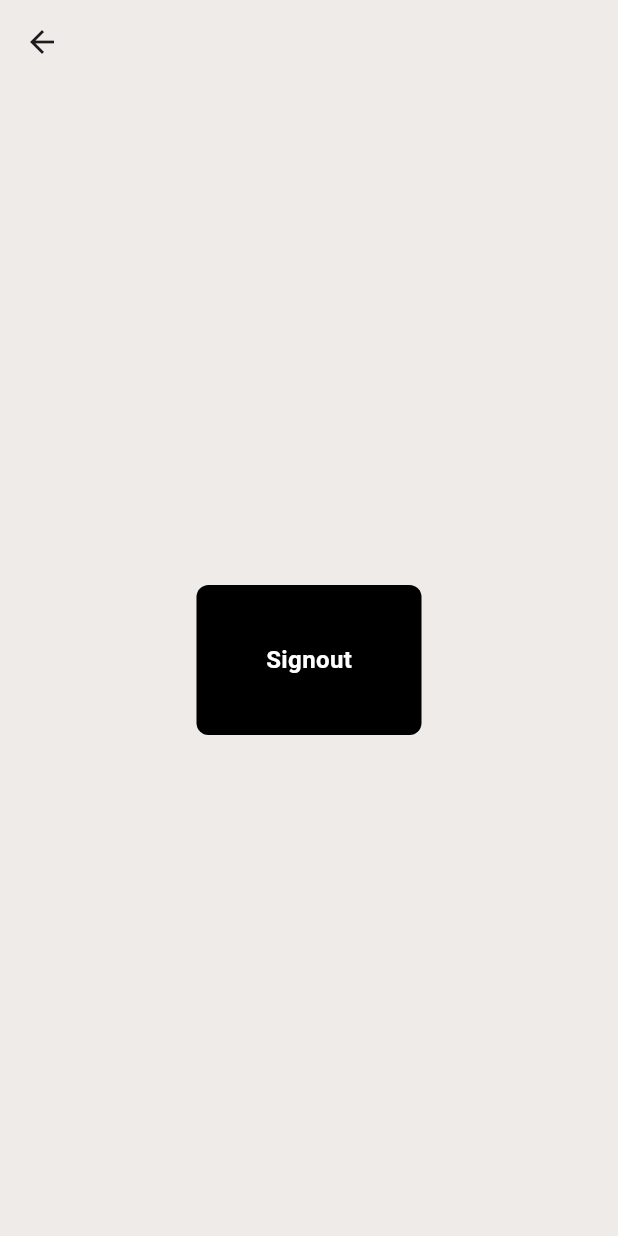
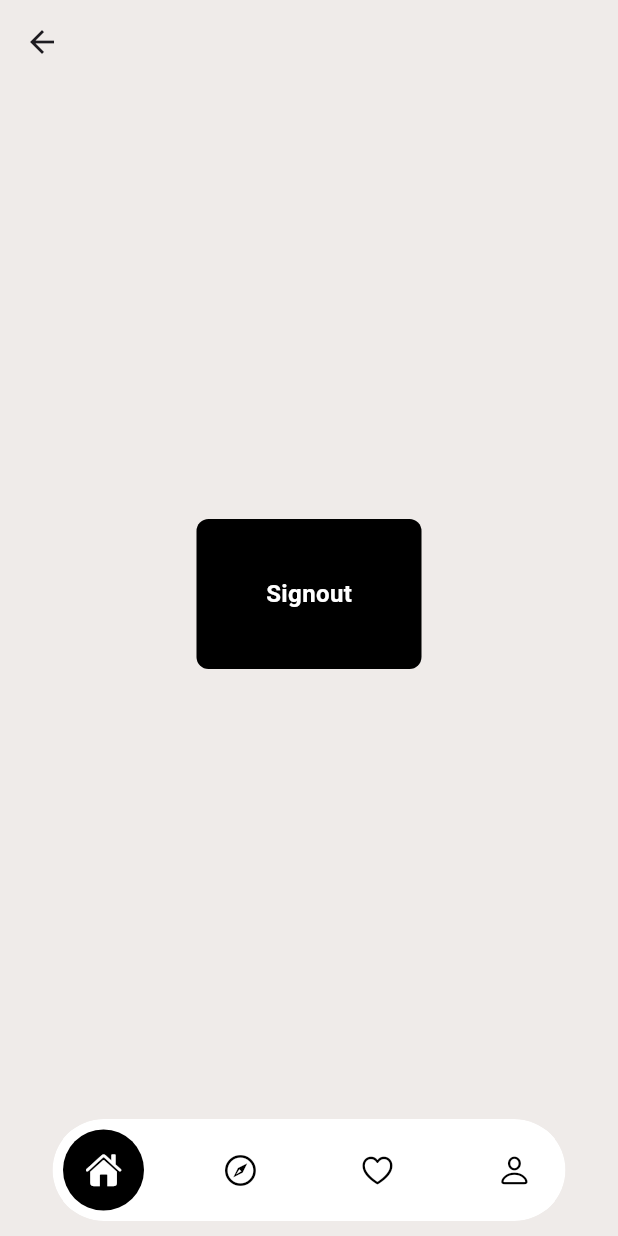
Before and after one commit to tavkeer/tazee, a Flutter app: the HomePage screen opened directly, on a phone screen of 412 x 824 dp. Run offline on Flutter 3.47's test engine with Material 2 defaults, Android fonts, the phone set to English and light mode, and no system bars; drawn by our look-alikes of google_nav_bar; our stand-ins replace firebase_auth, firebase_core, get, google_fonts, google_sign_in, lottie; accounts and stored records are empty; network calls fail.

```diff
--- a/lib/controllers/email_signin_controller.dart
+++ b/lib/controllers/email_signin_controller.dart
@@ -46,7 +46,9 @@ class EmailSignController extends GetxController {
   @override
   void onReady() {
     super.onReady();
-    (loginStatus()) ? Get.off(const HomePage()) : Get.off(loginStatus());
+    (loginStatus())
+        ? Get.off(() => const HomePage())
+        : Get.off(() => const LoginPage());
   }
 
   //keeping user signned in
--- a/lib/export_screens.dart
+++ b/lib/export_screens.dart
@@ -15,7 +15,9 @@ export 'package:tazee/views/login/components/my_button.dart';
 export 'package:tazee/views/login/components/my_textfield.dart';
 export 'package:tazee/views/login/components/square_tile.dart';
 export 'package:tazee/views/home_page/home_page.dart';
+export 'package:google_nav_bar/google_nav_bar.dart';
 export 'package:tazee/widgets/forgot_password.dart';
 export 'package:tazee/widgets/divider_with_middletext.dart';
 export 'package:tazee/widgets/toggle_signup.dart';
 export 'package:flutter/services.dart';
+export 'package:tazee/widgets/floating_bottom_navbar.dart';
--- a/lib/main.dart
+++ b/lib/main.dart
@@ -38,8 +38,6 @@ class MyApp extends StatelessWidget {
         appBarTheme: const AppBarTheme(
           backgroundColor: Color(0xFFEFEBE9),
         ),
-
-        // fontFamily: GoogleFonts.gloriaHallelujah().fontFamily,
       ),
       home: const LoginPage(),
     );
--- a/lib/views/home_page/home_page.dart
+++ b/lib/views/home_page/home_page.dart
@@ -5,8 +5,14 @@ class HomePage extends StatelessWidget {
 
   @override
   Widget build(BuildContext context) {
+    //google sign in controller
     GoogleSignController googleSignController = Get.put(GoogleSignController());
+
+    //email sign in controller
     EmailSignController emailSignController = Get.put(EmailSignController());
+
+    // final double height = MediaQuery.of(context).size.height;
+    final double width = MediaQuery.of(context).size.width;
     return Scaffold(
       appBar: AppBar(
         systemOverlayStyle: const SystemUiOverlayStyle(
@@ -15,6 +21,7 @@ class HomePage extends StatelessWidget {
         ),
         backgroundColor: const Color(0xFFEFEBE9),
       ),
+      bottomNavigationBar: FloatingBottomNavBar(width: width),
       body: Center(
         child: SizedBox(
           height: 100,
--- /dev/null
+++ b/lib/widgets/floating_bottom_navbar.dart
@@ -0,0 +1,58 @@
+import 'package:flutter/cupertino.dart';
+import 'package:tazee/export_screens.dart';
+
+class FloatingBottomNavBar extends StatelessWidget {
+  const FloatingBottomNavBar({
+    super.key,
+    required this.width,
+  });
+
+  final double width;
+
+  @override
+  Widget build(BuildContext context) {
+    return Padding(
+      padding: const EdgeInsets.symmetric(horizontal: 35, vertical: 10),
+      child: ClipRRect(
+        borderRadius: BorderRadius.circular(width * 0.4),
+        child: Container(
+          padding: const EdgeInsets.symmetric(horizontal: 7, vertical: 7),
+          decoration: BoxDecoration(
+            borderRadius: BorderRadius.circular(width * 0.4),
+            color: Colors.white,
+          ),
+          child: const GNav(
+            padding: EdgeInsets.all(15),
+            backgroundColor: Colors.white,
+            tabs: [
+              GButton(
+                backgroundColor: Colors.black,
+                iconActiveColor: Colors.white,
+                iconColor: Colors.black,
+                icon: CupertinoIcons.house_fill,
+              ),
+              GButton(
+                backgroundColor: Colors.black,
+                iconActiveColor: Colors.white,
+                iconColor: Colors.black,
+                icon: CupertinoIcons.compass,
+              ),
+              GButton(
+                backgroundColor: Colors.black,
+                iconActiveColor: Colors.white,
+                iconColor: Colors.black,
+                icon: CupertinoIcons.suit_heart,
+              ),
+              GButton(
+                backgroundColor: Colors.black,
+                iconActiveColor: Colors.white,
+                iconColor: Colors.black,
+                icon: CupertinoIcons.person,
+              )
+            ],
+          ),
+        ),
+      ),
+    );
+  }
+}
--- a/pubspec.yaml
+++ b/pubspec.yaml
@@ -36,6 +36,7 @@ dependencies:
     sdk: flutter
   get: ^4.6.5
   google_fonts: ^4.0.4
+  google_nav_bar: ^5.0.6
   google_sign_in: ^6.1.0
   lottie: ^2.3.2
 
```
Also changed, not shown: pubspec.lock.
